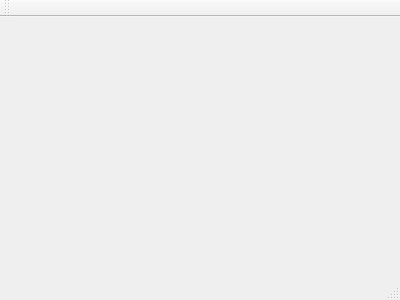
First picture: the form in QIconEditor/iconeditor.ui, repository Lxh244522/QIconEditor, before the edit.
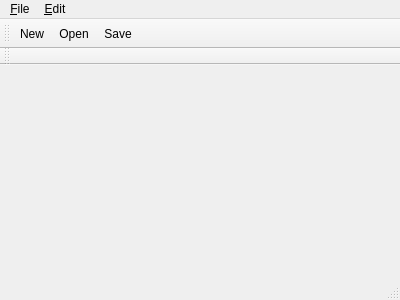
Second picture: the form after the edit. Icons and pictures are not drawn.

Commit message: add class Icon

The edit to the form file:
```diff
--- a/QIconEditor/iconeditor.ui
+++ b/QIconEditor/iconeditor.ui
@@ -12,13 +12,102 @@
   <property name="windowTitle" >
    <string>IconEditor</string>
   </property>
-  <widget class="QMenuBar" name="menuBar" />
-  <widget class="QToolBar" name="mainToolBar" />
-  <widget class="QWidget" name="centralWidget" />
-  <widget class="QStatusBar" name="statusBar" />
+  <widget class="QWidget" name="centralWidget"/>
+  <widget class="QMenuBar" name="menuBar">
+   <property name="geometry">
+    <rect>
+     <x>0</x>
+     <y>0</y>
+     <width>400</width>
+     <height>19</height>
+    </rect>
+   </property>
+   <widget class="QMenu" name="menuFile">
+    <property name="title">
+     <string>&amp;File</string>
+    </property>
+    <addaction name="action_New"/>
+    <addaction name="action_Open"/>
+    <addaction name="action_Save"/>
+    <addaction name="actionSave_As"/>
+    <addaction name="separator"/>
+    <addaction name="action_Exit"/>
+   </widget>
+   <widget class="QMenu" name="menu_Edit">
+    <property name="title">
+     <string>&amp;Edit</string>
+    </property>
+   </widget>
+   <addaction name="menuFile"/>
+   <addaction name="menu_Edit"/>
+  </widget>
+  <widget class="QToolBar" name="fileToolBar">
+   <attribute name="toolBarArea">
+    <enum>TopToolBarArea</enum>
+   </attribute>
+   <attribute name="toolBarBreak">
+    <bool>false</bool>
+   </attribute>
+   <addaction name="action_New"/>
+   <addaction name="action_Open"/>
+   <addaction name="action_Save"/>
+  </widget>
+  <widget class="QStatusBar" name="statusBar"/>
+  <widget class="QToolBar" name="zoomToolBar">
+   <property name="windowTitle">
+    <string>toolBar</string>
+   </property>
+   <attribute name="toolBarArea">
+    <enum>TopToolBarArea</enum>
+   </attribute>
+   <attribute name="toolBarBreak">
+    <bool>true</bool>
+   </attribute>
+  </widget>
+  <action name="action_New">
+   <property name="icon">
+    <iconset resource="icon.qrc">
+     <normaloff>:/images/new.png</normaloff>:/images/new.png</iconset>
+   </property>
+   <property name="text">
+    <string>&amp;New</string>
+   </property>
+   <property name="toolTip">
+    <string>Create a new icon</string>
+   </property>
+  </action>
+  <action name="action_Open">
+   <property name="icon">
+    <iconset resource="icon.qrc">
+     <normaloff>:/images/open.png</normaloff>:/images/open.png</iconset>
+   </property>
+   <property name="text">
+    <string>&amp;Open</string>
+   </property>
+  </action>
+  <action name="action_Save">
+   <property name="icon">
+    <iconset resource="icon.qrc">
+     <normaloff>:/images/save.png</normaloff>:/images/save.png</iconset>
+   </property>
+   <property name="text">
+    <string>&amp;Save</string>
+   </property>
+  </action>
+  <action name="actionSave_As">
+   <property name="text">
+    <string>Save &amp;As...</string>
+   </property>
+  </action>
+  <action name="action_Exit">
+   <property name="text">
+    <string>&amp;Exit</string>
+   </property>
+  </action>
  </widget>
- <layoutDefault spacing="6" margin="11" />
- <pixmapfunction></pixmapfunction>
- <resources/>
+ <layoutdefault spacing="6" margin="11"/>
+ <resources>
+  <include location="icon.qrc"/>
+ </resources>
  <connections/>
 </ui>
```
Left out of the diff: 7 changed lines with no effect on the pictures. The commit also changes 13 other files.
